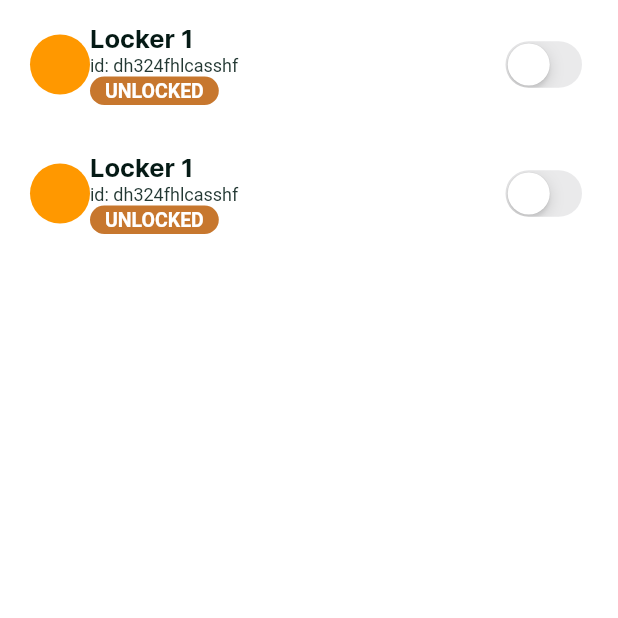
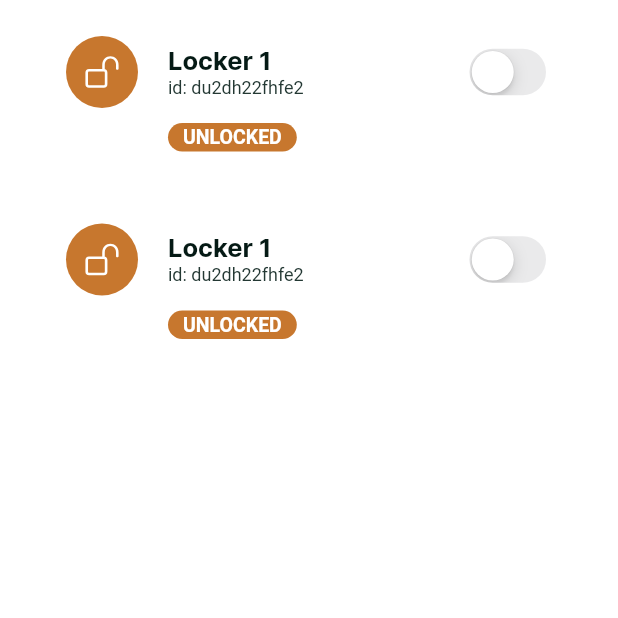
Before and after one commit to bytes7bytes7/ali_lock, a Flutter app: the screen it shows after launch, on a phone screen of 412 x 824 dp, the top half of it. Run offline on Flutter 3.47's test engine with Material 2 defaults, Android fonts, the light colour scheme and no system bars; our stand-ins replace flutter_svg; Roboto replaces fonts that are missing (SfPro).

Commit message:
create LockerListTile

```diff
--- a/lib/gen/assets.gen.dart
+++ b/lib/gen/assets.gen.dart
@@ -40,9 +40,13 @@ class $AssetsImageSvgGen {
   /// File path: assets/image/svg/profile.svg
   SvgGenImage get profile => const SvgGenImage('assets/image/svg/profile.svg');
 
+  /// File path: assets/image/svg/unlocked_lock.svg
+  SvgGenImage get unlockedLock =>
+      const SvgGenImage('assets/image/svg/unlocked_lock.svg');
+
   /// List of all assets
   List<SvgGenImage> get values =>
-      [friends, lock, logOut, miniLogo, myLockers, profile];
+      [friends, lock, logOut, miniLogo, myLockers, profile, unlockedLock];
 }
 
 class Assets {
--- a/lib/screens/my_lockers_screen.dart
+++ b/lib/screens/my_lockers_screen.dart
@@ -11,7 +11,18 @@ class MyLockersScreen extends StatelessWidget {
       body: ListView.builder(
         itemCount: 2,
         itemBuilder: (context, index) {
-          return const LockerListTile();
+          return Padding(
+            padding: const EdgeInsets.symmetric(
+              horizontal: 24,
+              vertical: 8,
+            ),
+            child: LockerListTile(
+              title: 'Locker 1',
+              id: 'du2dh22fhfe2',
+              isLocked: false,
+              onSwitched: (v) {},
+            ),
+          );
         },
       ),
     );
--- a/lib/widgets/secondary_chip.dart
+++ b/lib/widgets/custom_chip.dart
@@ -1,12 +1,14 @@
 import 'package:flutter/material.dart';
 
-class SecondaryChip extends StatelessWidget {
-  const SecondaryChip({
+class CustomChip extends StatelessWidget {
+  const CustomChip({
     super.key,
     required this.text,
+    required this.background,
   });
 
   final String text;
+  final Color background;
 
   @override
   Widget build(BuildContext context) {
@@ -14,7 +16,7 @@ class SecondaryChip extends StatelessWidget {
 
     return DecoratedBox(
       decoration: BoxDecoration(
-        color: theme.highlightColor,
+        color: background,
         borderRadius: BorderRadius.circular(30),
       ),
       child: Padding(
--- a/lib/widgets/locker_list_tile.dart
+++ b/lib/widgets/locker_list_tile.dart
@@ -1,46 +1,91 @@
 import 'package:flutter/cupertino.dart';
 import 'package:flutter/material.dart';
 
-import 'secondary_chip.dart';
+import '../gen/assets.gen.dart';
+import 'custom_chip.dart';
+import 'sized_icon.dart';
+
+const _circleAvatarRadius = 24.0;
+const _iconSize = 24.0;
+const _avatarAndTitleSeparator = 20.0;
+const _avatarAndChipSeparator = 10.0;
 
 class LockerListTile extends StatelessWidget {
-  const LockerListTile({super.key});
+  const LockerListTile({
+    super.key,
+    required this.title,
+    required this.id,
+    required this.isLocked,
+    required this.onSwitched,
+  });
+
+  final String title;
+  final String id;
+  final bool isLocked;
+  final void Function(bool) onSwitched;
 
   @override
   Widget build(BuildContext context) {
     final theme = Theme.of(context);
+
+    final color = isLocked ? theme.primaryColor : theme.highlightColor;
+    final icon =
+        isLocked ? Assets.image.svg.lock : Assets.image.svg.unlockedLock;
 
     return Padding(
       padding: const EdgeInsets.symmetric(
         horizontal: 20,
         vertical: 16,
       ),
-      child: Row(
+      child: Column(
+        crossAxisAlignment: CrossAxisAlignment.start,
         children: [
-          const CircleAvatar(
-            backgroundColor: Colors.orange,
+          Row(
+            children: [
+              CircleAvatar(
+                backgroundColor: color,
+                radius: _circleAvatarRadius,
+                child: SizedIcon(
+                  size: _iconSize,
+                  icon: icon.svg(),
+                ),
+              ),
+              const SizedBox(
+                width: _avatarAndTitleSeparator,
               ),
               Expanded(
                 child: Column(
                   crossAxisAlignment: CrossAxisAlignment.start,
                   children: [
                     Text(
-                  'Locker 1',
+                      title,
                       style: theme.textTheme.bodyLarge,
                     ),
                     Text(
-                  'id: dh324fhlcasshf',
+                      'id: $id',
                       style: theme.textTheme.bodyMedium,
-                ),
-                const SecondaryChip(
-                  text: 'UNLOCKED',
                     ),
                   ],
                 ),
               ),
               CupertinoSwitch(
-            value: false,
-            onChanged: (v) {},
+                value: isLocked,
+                activeColor: theme.primaryColor,
+                onChanged: onSwitched,
+              ),
+            ],
+          ),
+          const SizedBox(
+            height: _avatarAndChipSeparator,
+          ),
+          Padding(
+            padding: const EdgeInsets.only(
+              left: 2 * _circleAvatarRadius + _avatarAndTitleSeparator,
+            ),
+            child: CustomChip(
+              text: 'UNLOCKED',
+              background: color,
+            ),
           ),
         ],
       ),
--- a/lib/widgets/primary_chip.dart
+++ /dev/null
@@ -1,32 +0,0 @@
-import 'package:flutter/material.dart';
-
-class PrimaryChip extends StatelessWidget {
-  const PrimaryChip({
-    super.key,
-    required this.text,
-  });
-
-  final String text;
-
-  @override
-  Widget build(BuildContext context) {
-    final theme = Theme.of(context);
-
-    return DecoratedBox(
-      decoration: BoxDecoration(
-        color: theme.primaryColor,
-        borderRadius: BorderRadius.circular(30),
-      ),
-      child: Padding(
-        padding: const EdgeInsets.symmetric(
-          horizontal: 10,
-          vertical: 2,
-        ),
-        child: Text(
-          text,
-          style: theme.textTheme.titleMedium,
-        ),
-      ),
-    );
-  }
-}
--- /dev/null
+++ b/lib/widgets/sized_icon.dart
@@ -0,0 +1,23 @@
+import 'package:flutter/material.dart';
+
+class SizedIcon extends StatelessWidget {
+  const SizedIcon({
+    super.key,
+    required this.icon,
+    required this.size,
+  });
+
+  final Widget icon;
+  final double size;
+
+  @override
+  Widget build(BuildContext context) {
+    return UnconstrainedBox(
+      alignment: Alignment.center,
+      child: SizedBox.square(
+        dimension: size,
+        child: icon,
+      ),
+    );
+  }
+}
--- a/lib/widgets/widgets.dart
+++ b/lib/widgets/widgets.dart
@@ -1,3 +1,2 @@
+export 'custom_chip.dart';
 export 'locker_list_tile.dart';
-export 'primary_chip.dart';
-export 'secondary_chip.dart';
```
Also changed, not shown: assets/image/svg/unlocked_lock.svg (added). Lines whose indentation alone changed are shown as unchanged.
